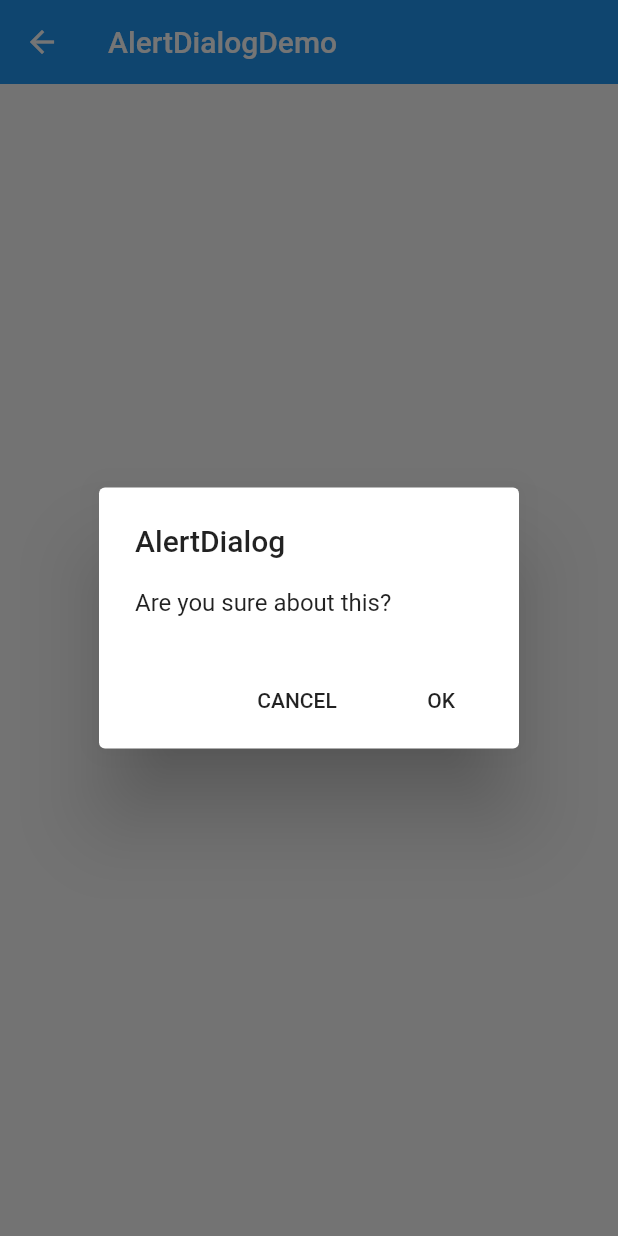
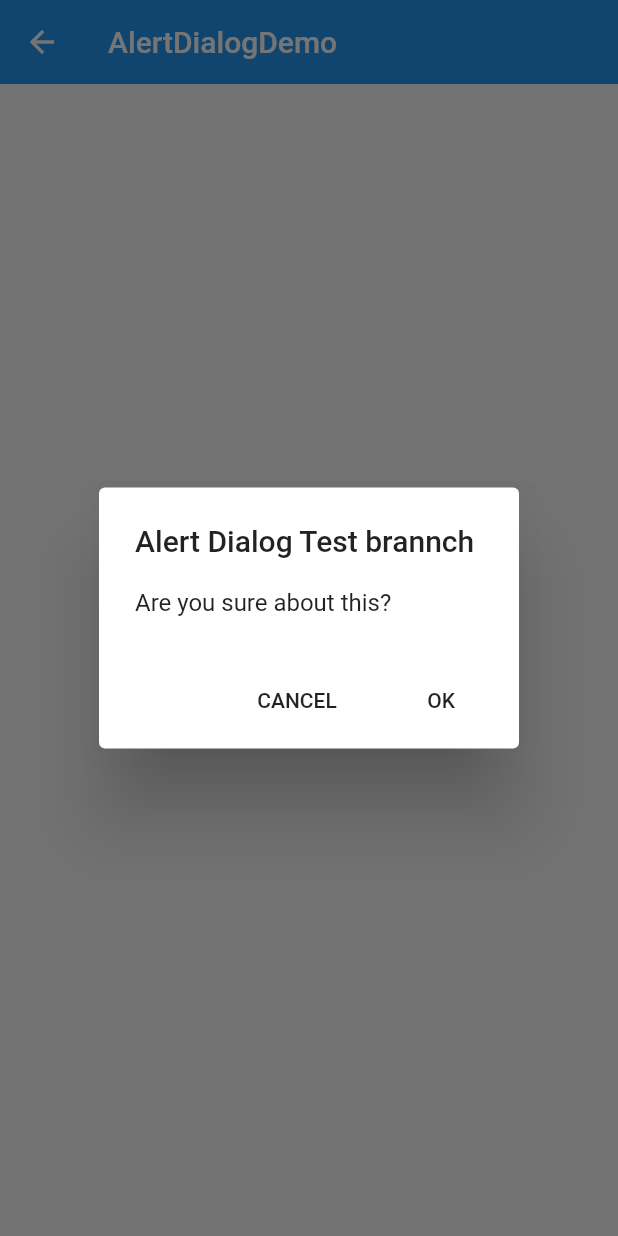
Before and after one commit to Johnnychenyao/ninghao_flutter, a Flutter app: the AlertDialogDemo screen opened directly, after a tap on "Open AlertDialog", on a phone screen of 412 x 824 dp. Run offline on Flutter 3.47's test engine with Material 2 defaults, Android fonts, the phone set to English and light mode, and no system bars; network calls fail.

Commit message:
分支测试

```diff
--- a/lib/pages/material_demos/alert_dialog_demo.dart
+++ b/lib/pages/material_demos/alert_dialog_demo.dart
@@ -18,7 +18,7 @@ class _AlertDialogDemoState extends State<AlertDialogDemo> {
       barrierDismissible: false, //  不能点空白关闭
       builder: (BuildContext context){
         return AlertDialog(
-          title: Text('AlertDialog'),
+          title: Text('Alert Dialog Test brannch'),
           content: Text('Are you sure about this?'),
           actions: <Widget>[
             FlatButton(
```
